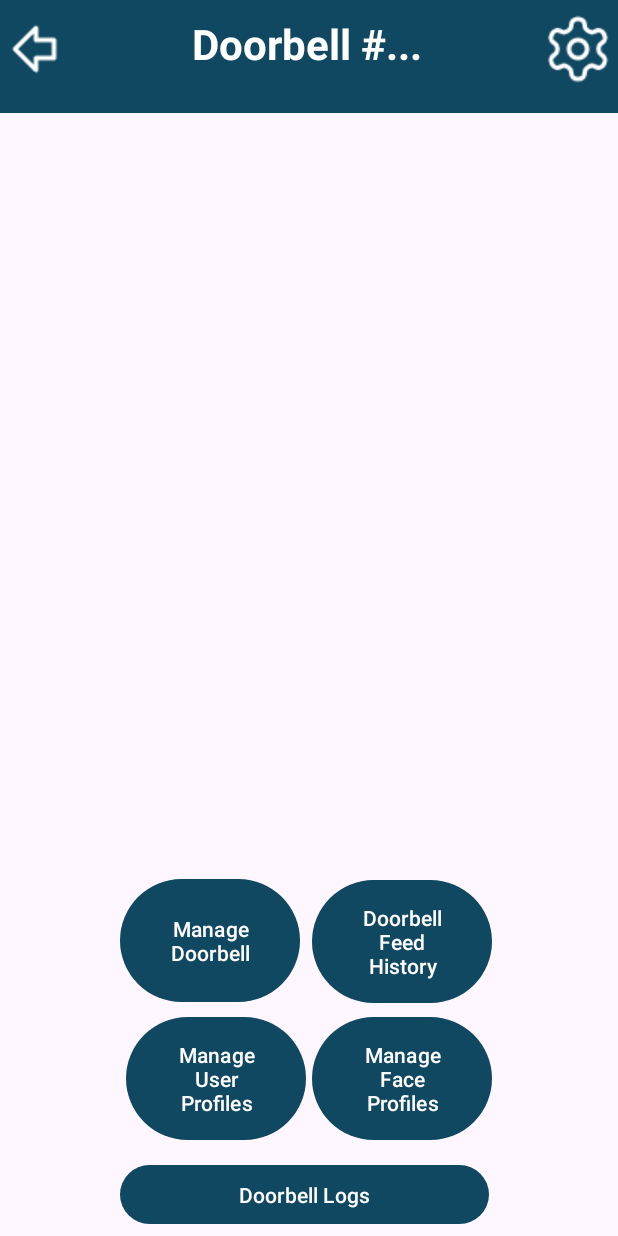
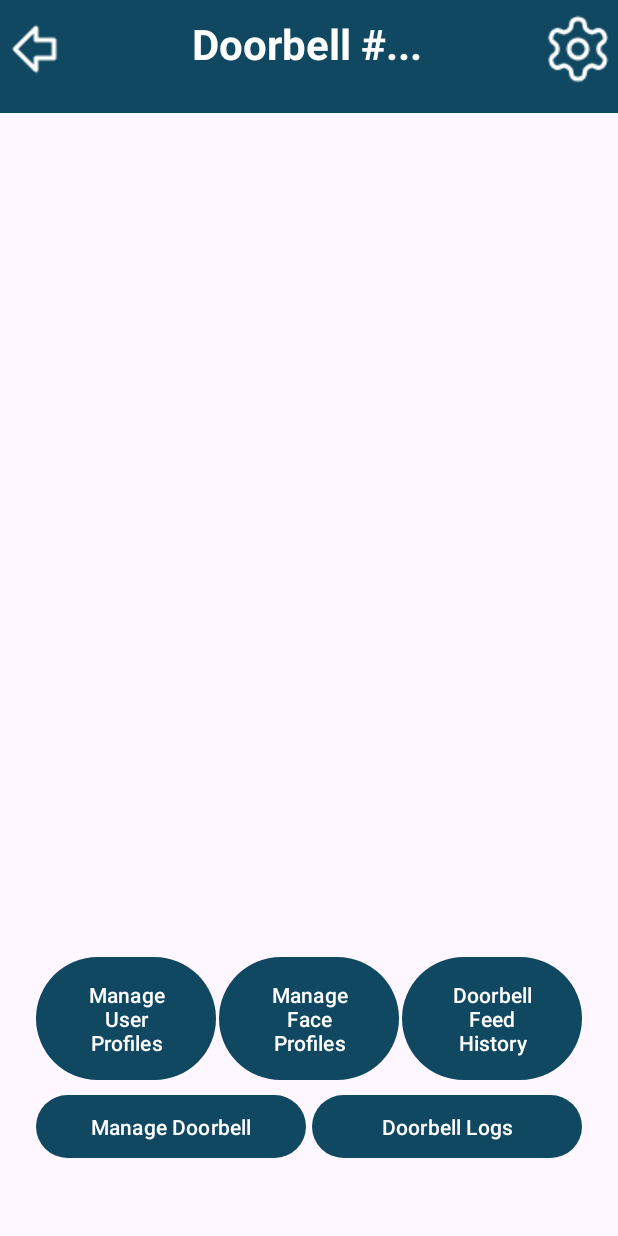
Before and after one commit to KasturiaL/Knockly-Smart-Doorbell, an Android app: the IndvDoorbellActivity screen opened directly, with no data from a screen before it, on a phone screen of 412 x 824 dp. Run offline under Robolectric (Android 15) with nearby library versions, the phone set to English and light mode, and no system bars.

Commit message:
Changed layout

```diff
--- a/mobile_app/android/app/src/main/res/layout/activity_indv_doorbell.xml
+++ b/mobile_app/android/app/src/main/res/layout/activity_indv_doorbell.xml
@@ -19,18 +19,18 @@
         android:id="@+id/FeedHistoryButton"
         android:layout_width="120dp"
         android:layout_height="90dp"
-        android:layout_marginEnd="84dp"
-        android:layout_marginBottom="1dp"
+        android:layout_marginEnd="24dp"
+        android:layout_marginBottom="100dp"
         android:text="Doorbell Feed History"
-        app:layout_constraintBottom_toTopOf="@+id/ManageFaceProfsButton"
+        app:layout_constraintBottom_toBottomOf="parent"
         app:layout_constraintEnd_toEndOf="parent" />
 
     <Button
         android:id="@+id/ManageDoorbellButton"
-        android:layout_width="120dp"
-        android:layout_height="90dp"
-        android:layout_marginStart="80dp"
-        android:layout_marginBottom="152dp"
+        android:layout_width="180dp"
+        android:layout_height="50dp"
+        android:layout_marginStart="24dp"
+        android:layout_marginBottom="48dp"
         android:text="Manage Doorbell"
         app:layout_constraintBottom_toBottomOf="parent"
         app:layout_constraintStart_toStartOf="parent" />
@@ -39,32 +39,31 @@
         android:id="@+id/ManageFaceProfsButton"
         android:layout_width="120dp"
         android:layout_height="90dp"
-        android:layout_marginEnd="84dp"
-        android:layout_marginBottom="60dp"
+        android:layout_marginStart="2dp"
+        android:layout_marginEnd="2dp"
+        android:layout_marginBottom="100dp"
         android:text="Manage Face Profiles"
         app:layout_constraintBottom_toBottomOf="parent"
-        app:layout_constraintEnd_toEndOf="parent" />
+        app:layout_constraintEnd_toStartOf="@+id/FeedHistoryButton"
+        app:layout_constraintStart_toEndOf="@+id/ManageUserProfsButton" />
 
     <Button
         android:id="@+id/ManageUserProfsButton"
         android:layout_width="120dp"
         android:layout_height="90dp"
-        android:layout_marginStart="84dp"
-        android:layout_marginBottom="60dp"
+        android:layout_marginStart="24dp"
+        android:layout_marginBottom="100dp"
         android:text="Manage User Profiles"
         app:layout_constraintBottom_toBottomOf="parent"
         app:layout_constraintStart_toStartOf="parent" />
 
     <Button
         android:id="@+id/DoorbellLogsButton"
-        android:layout_width="246dp"
-        android:layout_height="47dp"
-        android:layout_marginStart="80dp"
-        android:layout_marginEnd="81dp"
-        android:layout_marginBottom="4dp"
+        android:layout_width="180dp"
+        android:layout_height="50dp"
+        android:layout_marginEnd="24dp"
+        android:layout_marginBottom="48dp"
         android:text="Doorbell Logs"
         app:layout_constraintBottom_toBottomOf="parent"
-        app:layout_constraintEnd_toEndOf="parent"
-        app:layout_constraintHorizontal_bias="0.0"
-        app:layout_constraintStart_toStartOf="parent" />
+        app:layout_constraintEnd_toEndOf="parent" />
 </androidx.constraintlayout.widget.ConstraintLayout>
```
